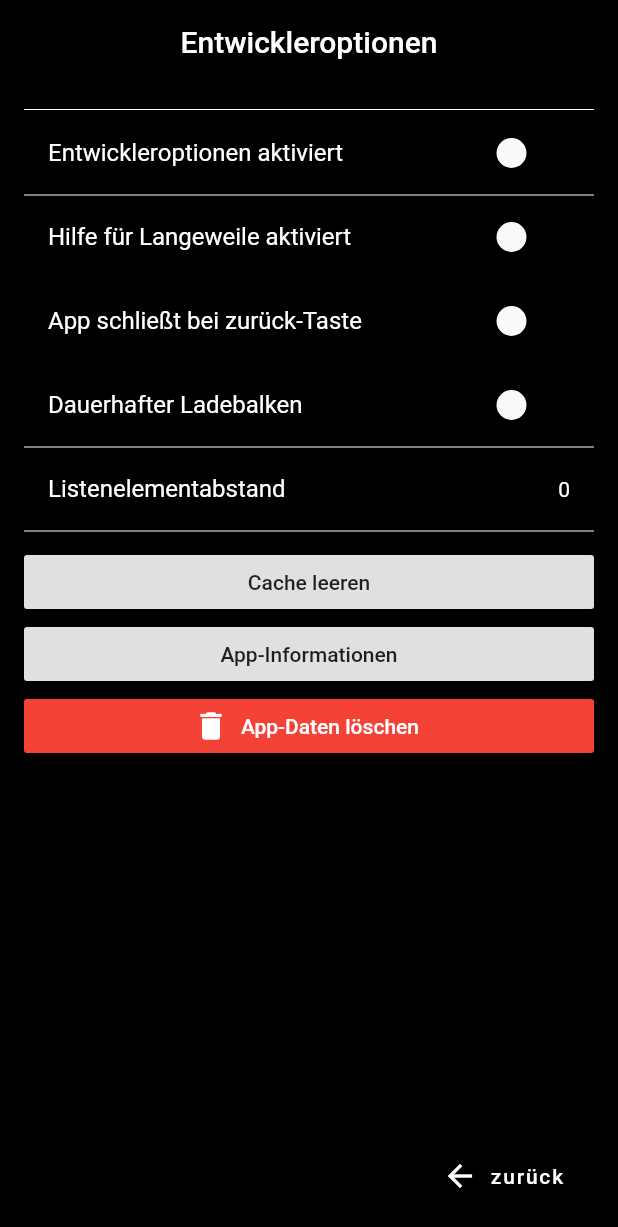
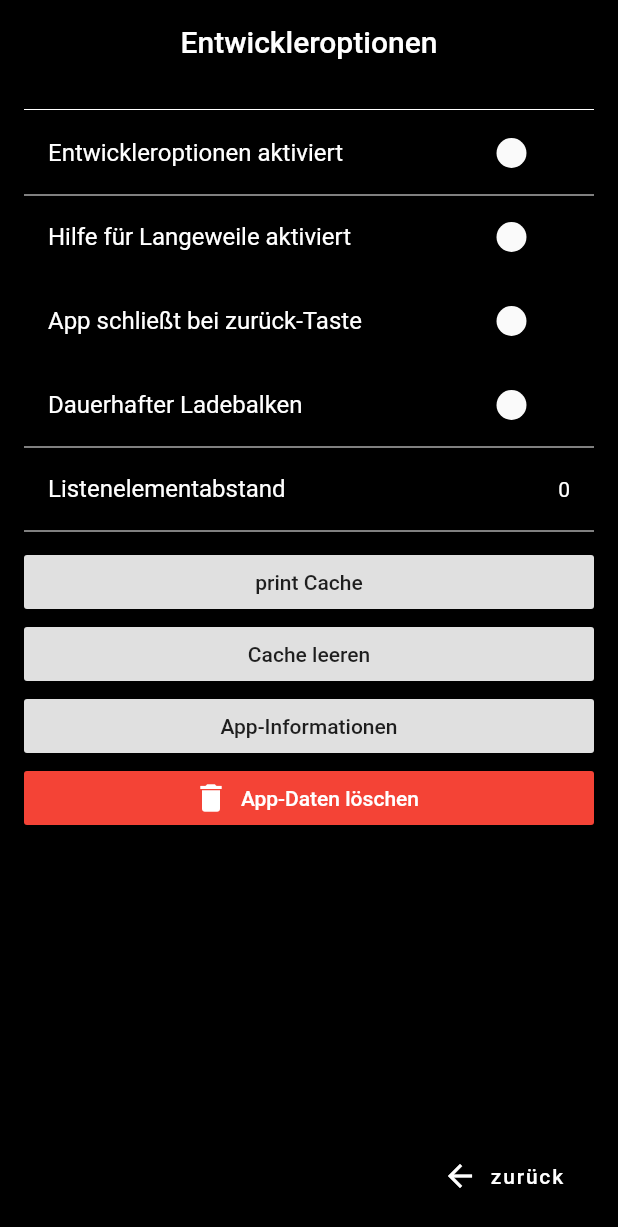
Before and after one commit to Ampless/Amplessimus, a Flutter app: the DevOptionsScreenPage screen opened directly, on a phone screen of 412 x 824 dp. Shown: the top 1227 px of the screen. Run offline on Flutter 3.47's test engine with Material 2 defaults, Android fonts, the phone set to English and light mode, and no system bars; our stand-ins replace flare_flutter, flutter_spinkit, material_design_icons_flutter, shared_preferences; accounts and stored records are empty.

Commit message:
general update

```diff
--- a/amplissimus/lib/dev_options/dev_options.dart
+++ b/amplissimus/lib/dev_options/dev_options.dart
@@ -1,5 +1,6 @@
 import 'package:amplissimus/animations.dart';
 import 'package:amplissimus/dsbapi.dart';
+import 'package:amplissimus/logging.dart';
 import 'package:amplissimus/main.dart';
 import 'package:amplissimus/prefs.dart' as Prefs;
 import 'package:amplissimus/values.dart';
@@ -114,6 +115,12 @@ class DevOptionsScreenPageState extends State<DevOptionsScreenPage> with SingleT
                 ),
                 Divider(color: AmpColors.colorForeground, height: Prefs.subListItemSpace.toDouble(),),
                 Divider(color: Colors.transparent, height: 10),
+                RaisedButton(
+                  child: Text('print Cache'),
+                  onPressed: () {
+                    ampInfo(ctx: 'CACHE', message: Prefs.listCache());
+                  }
+                ),
                 RaisedButton(
                   child: Text('Cache leeren'),
                   onPressed: () {
```
